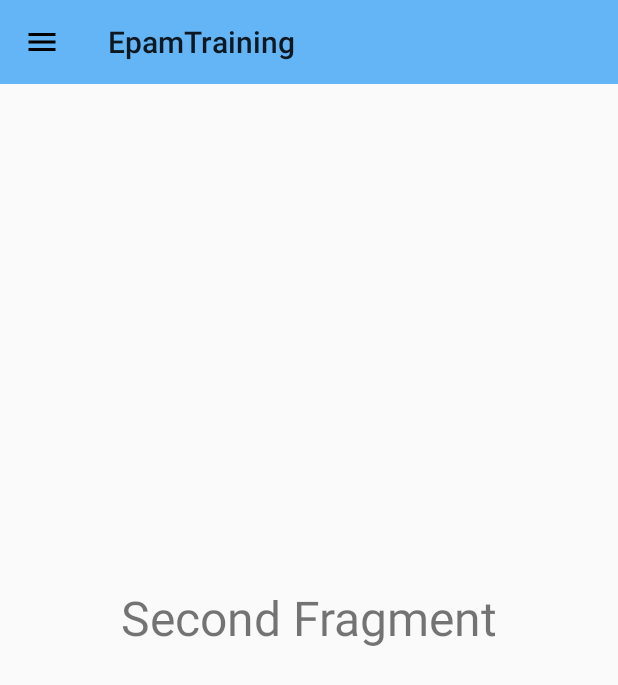
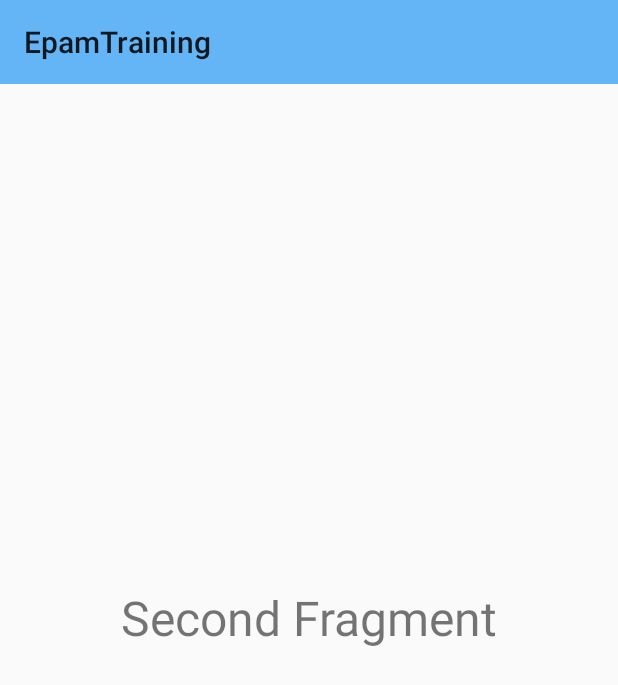
Before and after one commit to MaximSemashko/EpamTraining, an Android app: the screen it shows after launch (MainActivity), in the side drawer, after a tap on "Second Fragment", on a phone screen of 412 x 824 dp. Shown: the top 685 px of the screen. Run offline under Robolectric (Android 15) with nearby library versions, the phone set to English and light mode, and no system bars.

```diff
--- a/app/src/main/java/com/example/epamtraining/MainActivity.java
+++ b/app/src/main/java/com/example/epamtraining/MainActivity.java
@@ -4,9 +4,7 @@ import android.os.Bundle;
 import android.support.annotation.NonNull;
 import android.support.design.widget.NavigationView;
 import android.support.v4.app.Fragment;
-import android.support.v4.view.GravityCompat;
 import android.support.v4.widget.DrawerLayout;
-import android.support.v7.app.ActionBar;
 import android.support.v7.app.AppCompatActivity;
 import android.support.v7.widget.Toolbar;
 import android.util.Log;
@@ -35,11 +33,6 @@ public class MainActivity extends AppCompatActivity {
     public void initToolbar() {
         Toolbar toolbar = findViewById(R.id.toolbar);
         setSupportActionBar(toolbar);
-        ActionBar actionbar = getSupportActionBar();
-        if (actionbar != null) {
-            actionbar.setDisplayHomeAsUpEnabled(true);
-            actionbar.setHomeAsUpIndicator(R.drawable.ic_menu);
-        }
     }
 
     public void initDrawer() {
@@ -70,17 +63,6 @@ public class MainActivity extends AppCompatActivity {
                         return true;
                     }
                 });
-    }
-
-    @Override
-    public boolean onOptionsItemSelected(MenuItem item) {
-        switch (item.getItemId()) {
-            case android.R.id.home:
-                drawerLayout.openDrawer(GravityCompat.START);
-                return true;
-        }
-
-        return super.onOptionsItemSelected(item);
     }
 
     public void selectDrawerItem(MenuItem menuItem) {
--- a/app/src/main/res/drawable/ic_menu.xml
+++ /dev/null
@@ -1,9 +0,0 @@
-<vector xmlns:android="http://schemas.android.com/apk/res/android"
-        android:width="24dp"
-        android:height="24dp"
-        android:viewportWidth="24.0"
-        android:viewportHeight="24.0">
-    <path
-        android:fillColor="#FF000000"
-        android:pathData="M3,18h18v-2L3,16v2zM3,13h18v-2L3,11v2zM3,6v2h18L21,6L3,6z"/>
-</vector>
```
